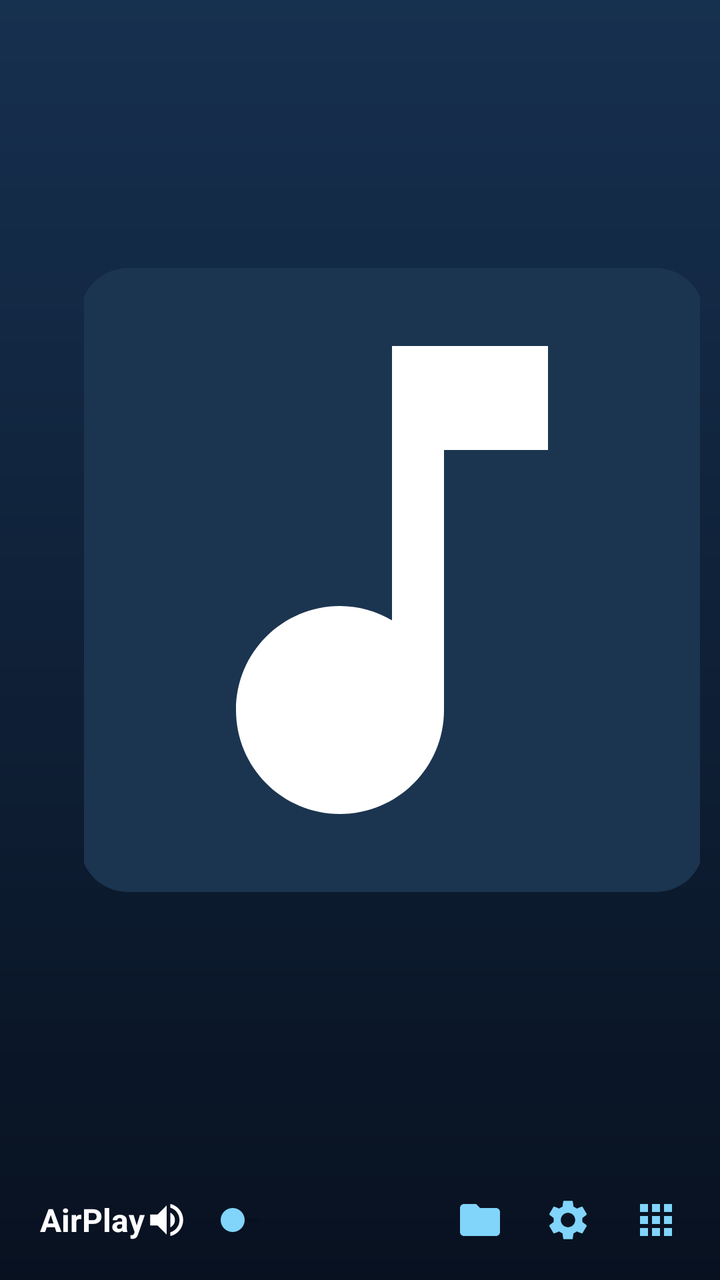
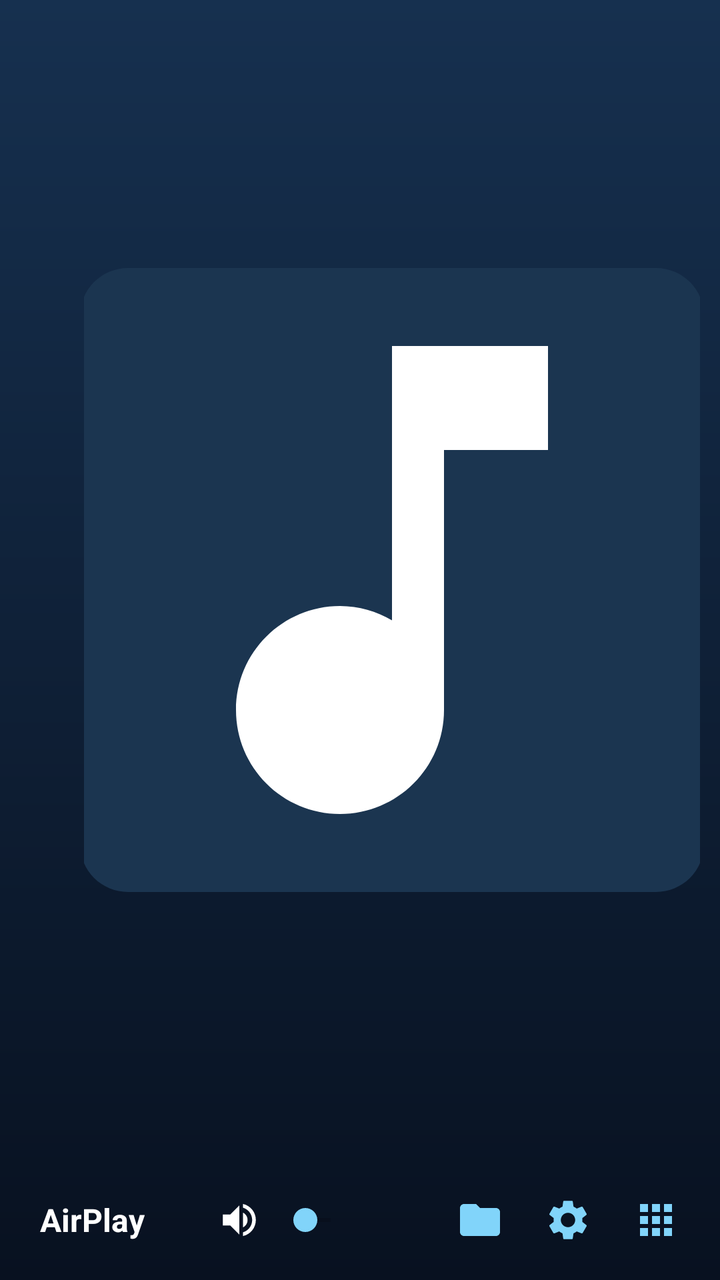

Two renders of the same Android screen: before a commit and after it. Below are the layout's source before the change and the commit's diff.
<!-- AndroidManifest.xml: application theme Theme.AirMusic -->
<!-- res/layout/activity_main.xml -->
<?xml version="1.0" encoding="utf-8"?>
<LinearLayout xmlns:android="http://schemas.android.com/apk/res/android"
    xmlns:app="http://schemas.android.com/apk/res-auto"
    xmlns:tools="http://schemas.android.com/tools"
    android:layout_width="match_parent"
    android:layout_height="match_parent"
    android:background="@drawable/bg_main_gradient"
    android:orientation="vertical"
    tools:ignore="HardcodedText">

    
    <LinearLayout
        android:layout_width="match_parent"
        android:layout_height="0dp"
        android:layout_weight="1"
        android:baselineAligned="false"
        android:orientation="horizontal">

        
        <LinearLayout
            android:id="@+id/left_panel"
            android:layout_width="wrap_content"
            android:layout_height="match_parent"
            android:gravity="center"
            android:orientation="vertical"
            android:paddingTop="18dp"
            android:paddingBottom="18dp"
            android:paddingStart="42dp"
            android:paddingEnd="10dp">

            <com.google.android.material.imageview.ShapeableImageView
                android:id="@+id/album_art"
                android:layout_width="320dp"
                android:layout_height="320dp"
                android:layout_gravity="center_horizontal"
                android:background="@drawable/bg_art_placeholder"
                android:contentDescription="@string/now_playing"
                android:padding="4dp"
                android:scaleType="centerCrop"
                app:shapeAppearanceOverlay="@style/ShapeAppearance.AirMusic.Rounded"
                app:srcCompat="@drawable/ic_music_note" />
        </LinearLayout>

        
        <LinearLayout
            android:layout_width="0dp"
            android:layout_height="match_parent"
            android:layout_weight="58"
            android:gravity="top"
            android:orientation="vertical"
            android:paddingTop="56dp"
            android:paddingStart="36dp"
            android:paddingEnd="24dp">

            <TextView
                android:id="@+id/track_title"
                android:layout_width="match_parent"
                android:layout_height="wrap_content"
                android:gravity="center"
                android:maxLines="2"
                android:text="@string/unknown_title"
                android:textColor="@color/text_primary"
                android:textSize="22sp"
                android:textStyle="bold" />

            <TextView
                android:id="@+id/track_artist"
                android:layout_width="match_parent"
                android:layout_height="wrap_content"
                android:layout_marginTop="8dp"
                android:gravity="center"
                android:maxLines="1"
                android:text="@string/unknown_artist"
                android:textColor="@color/accent"
                android:textSize="16sp" />

            <TextView
                android:id="@+id/track_album"
                android:layout_width="match_parent"
                android:layout_height="wrap_content"
                android:layout_marginTop="4dp"
                android:gravity="center"
                android:maxLines="1"
                android:text="@string/unknown_album"
                android:textColor="@color/text_secondary"
                android:textSize="14sp" />

            <TextView
                android:id="@+id/source_badge"
                android:layout_width="wrap_content"
                android:layout_height="wrap_content"
                android:layout_gravity="center_horizontal"
                android:layout_marginTop="12dp"
                android:background="@drawable/bg_chip"
                android:paddingStart="14dp"
                android:paddingTop="5dp"
                android:paddingEnd="14dp"
                android:paddingBottom="5dp"
                android:text="@string/source_idle"
                android:textColor="@color/text_primary"
                android:textSize="13sp" />

            
            <LinearLayout
                android:layout_width="match_parent"
                android:layout_height="0dp"
                android:layout_weight="1"
                android:gravity="center"
                android:orientation="vertical">

                <LinearLayout
                    android:id="@+id/seek_row"
                    android:layout_width="match_parent"
                    android:layout_height="wrap_content"
                    android:orientation="vertical">

                    <SeekBar
                        android:id="@+id/seek_bar"
                        android:layout_width="match_parent"
                        android:layout_height="wrap_content"
                        android:max="1000"
                        android:progressTint="@color/accent"
                        android:thumbTint="@color/accent" />

                    <LinearLayout
                        android:layout_width="match_parent"
                        android:layout_height="wrap_content"
                        android:orientation="horizontal">

                        <TextView
                            android:id="@+id/position_text"
                            android:layout_width="0dp"
                            android:layout_height="wrap_content"
                            android:layout_weight="1"
                            android:text="0:00"
                            android:textColor="@color/text_secondary"
                            android:textSize="12sp" />

                        <TextView
                            android:id="@+id/duration_text"
                            android:layout_width="wrap_content"
                            android:layout_height="wrap_content"
                            android:text="0:00"
                            android:textColor="@color/text_secondary"
                            android:textSize="12sp" />
                    </LinearLayout>
                </LinearLayout>

                <LinearLayout
                    android:layout_width="match_parent"
                    android:layout_height="wrap_content"
                    android:layout_marginTop="10dp"
                    android:gravity="center"
                    android:orientation="horizontal">

                    <ImageButton
                        android:id="@+id/btn_prev"
                        android:layout_width="52dp"
                        android:layout_height="52dp"
                        android:background="?attr/selectableItemBackgroundBorderless"
                        android:contentDescription="@string/previous"
                        android:src="@drawable/ic_prev"
                        android:tint="@color/text_primary" />

                    <ImageButton
                        android:id="@+id/btn_play"
                        android:layout_width="68dp"
                        android:layout_height="68dp"
                        android:layout_marginStart="18dp"
                        android:layout_marginEnd="18dp"
                        android:background="@drawable/bg_play"
                        android:contentDescription="@string/play"
                        android:padding="16dp"
                        android:src="@drawable/ic_play"
                        android:tint="@color/background" />

                    <ImageButton
                        android:id="@+id/btn_next"
                        android:layout_width="52dp"
                        android:layout_height="52dp"
                        android:background="?attr/selectableItemBackgroundBorderless"
                        android:contentDescription="@string/next"
                        android:src="@drawable/ic_next"
                        android:tint="@color/text_primary" />
                </LinearLayout>
            </LinearLayout>
        </LinearLayout>
    </LinearLayout>

    
    <LinearLayout
        android:layout_width="match_parent"
        android:layout_height="wrap_content"
        android:gravity="center_vertical"
        android:orientation="horizontal"
        android:paddingStart="20dp"
        android:paddingTop="8dp"
        android:paddingEnd="10dp"
        android:paddingBottom="8dp">

        <TextView
            android:layout_width="wrap_content"
            android:layout_height="wrap_content"
            android:text="@string/bottom_bar_title"
            android:textColor="@color/text_primary"
            android:textSize="16sp"
            android:textStyle="bold" />

        <LinearLayout
            android:layout_width="0dp"
            android:layout_height="wrap_content"
            android:layout_weight="1"
            android:gravity="center"
            android:orientation="horizontal">

            <LinearLayout
                android:layout_width="0dp"
                android:layout_height="wrap_content"
                android:layout_weight="0.5"
                android:gravity="center">

                <ImageView
                    android:id="@+id/volume_icon"
                    android:layout_width="22dp"
                    android:layout_height="22dp"
                    android:contentDescription="@string/volume"
                    android:src="@drawable/ic_volume"
                    android:tint="@color/text_primary" />

                <SeekBar
                    android:id="@+id/volume_seek"
                    android:layout_width="0dp"
                    android:layout_height="wrap_content"
                    android:layout_marginStart="6dp"
                    android:layout_weight="1"
                    android:max="100"
                    android:progressTint="@color/accent"
                    android:thumbTint="@color/accent" />
            </LinearLayout>

            <Space
                android:layout_width="0dp"
                android:layout_height="1dp"
                android:layout_weight="0.5" />
        </LinearLayout>

        <ImageButton
            android:id="@+id/btn_library"
            android:layout_width="44dp"
            android:layout_height="44dp"
            android:background="?attr/selectableItemBackgroundBorderless"
            android:contentDescription="@string/library"
            android:src="@drawable/ic_folder"
            android:tint="@color/accent" />

        <ImageButton
            android:id="@+id/btn_settings"
            android:layout_width="44dp"
            android:layout_height="44dp"
            android:background="?attr/selectableItemBackgroundBorderless"
            android:contentDescription="@string/settings"
            android:src="@drawable/ic_settings"
            android:tint="@color/accent" />

        <ImageButton
            android:id="@+id/btn_apps"
            android:layout_width="44dp"
            android:layout_height="44dp"
            android:background="?attr/selectableItemBackgroundBorderless"
            android:contentDescription="@string/apps"
            android:src="@drawable/ic_apps"
            android:tint="@color/accent" />
    </LinearLayout>
</LinearLayout>
<!-- resources referenced by this layout -->
<resources>
  <color name="accent">#81D4FA</color>
  <color name="background">#0A1428</color>
  <color name="text_primary">#FFFFFF</color>
  <color name="text_secondary">#A8C3E0</color>
  <!-- drawable bg_art_placeholder (drawable) -->
  <?xml version="1.0" encoding="utf-8"?>
  <shape xmlns:android="http://schemas.android.com/apk/res/android"
      android:shape="rectangle">
      <solid android:color="@color/surface_light" />
      <corners android:radius="24dp" />
      <stroke
          android:width="1dp"
          android:color="#334FC3F7" />
  </shape>
  <!-- drawable bg_chip (drawable) -->
  <?xml version="1.0" encoding="utf-8"?>
  <shape xmlns:android="http://schemas.android.com/apk/res/android"
      android:shape="rectangle">
      <solid android:color="#334FC3F7" />
      <corners android:radius="16dp" />
      <stroke
          android:width="1dp"
          android:color="#664FC3F7" />
  </shape>
  <!-- drawable bg_main_gradient (drawable) -->
  <?xml version="1.0" encoding="utf-8"?>
  <shape xmlns:android="http://schemas.android.com/apk/res/android"
      android:shape="rectangle">
      <gradient
          android:angle="270"
          android:endColor="@color/gradient_end"
          android:startColor="@color/gradient_start" />
  </shape>
  <!-- drawable bg_play (drawable) -->
  <?xml version="1.0" encoding="utf-8"?>
  <shape xmlns:android="http://schemas.android.com/apk/res/android"
      android:shape="oval">
      <solid android:color="@color/primary" />
  </shape>
  <!-- drawable ic_music_note (drawable) -->
  <?xml version="1.0" encoding="utf-8"?>
  <vector xmlns:android="http://schemas.android.com/apk/res/android"
      android:width="24dp"
      android:height="24dp"
      android:viewportWidth="24"
      android:viewportHeight="24">
      <path
          android:fillColor="#FFFFFFFF"
          android:pathData="M12,3v10.55c-0.59,-0.34 -1.27,-0.55 -2,-0.55 -2.21,0 -4,1.79 -4,4s1.79,4 4,4 4,-1.79 4,-4V7h4V3h-6z" />
  </vector>
  <!-- drawable ic_next (drawable) -->
  <?xml version="1.0" encoding="utf-8"?>
  <vector xmlns:android="http://schemas.android.com/apk/res/android"
      android:width="24dp"
      android:height="24dp"
      android:viewportWidth="24"
      android:viewportHeight="24">
      <path
          android:fillColor="#FFFFFFFF"
          android:pathData="M16,6h2v12h-2zM6,18l8.5,-6L6,6z" />
  </vector>
  <!-- drawable ic_play (drawable) -->
  <?xml version="1.0" encoding="utf-8"?>
  <vector xmlns:android="http://schemas.android.com/apk/res/android"
      android:width="24dp"
      android:height="24dp"
      android:viewportWidth="24"
      android:viewportHeight="24">
      <path
          android:fillColor="#FFFFFFFF"
          android:pathData="M8,5v14l11,-7z" />
  </vector>
  <!-- drawable ic_prev (drawable) -->
  <?xml version="1.0" encoding="utf-8"?>
  <vector xmlns:android="http://schemas.android.com/apk/res/android"
      android:width="24dp"
      android:height="24dp"
      android:viewportWidth="24"
      android:viewportHeight="24">
      <path
          android:fillColor="#FFFFFFFF"
          android:pathData="M6,6h2v12L6,18zM9.5,12l8.5,6L18,6z" />
  </vector>
  <string name="apps">应用</string>
  <string name="bottom_bar_title">AirPlay</string>
  <string name="library">曲库</string>
  <string name="next">下一首</string>
  <string name="now_playing">正在播放</string>
  <string name="play">播放</string>
  <string name="previous">上一首</string>
  <string name="settings">设置</string>
  <string name="source_idle">未在播放</string>
  <string name="unknown_album">未知专辑</string>
  <string name="unknown_artist">未知歌手</string>
  <string name="unknown_title">未知歌曲</string>
  <string name="volume">音量</string>
  <style name="ShapeAppearance.AirMusic.Rounded" parent="">
          <item name="cornerFamily">rounded</item>
          <item name="cornerSize">24dp</item>
      </style>
  <color name="surface_light">#1B3550</color>
  <color name="gradient_end">#081120</color>
  <color name="gradient_start">#16304F</color>
  <color name="primary">#4FC3F7</color>
  <color name="primary_dark">#0288D1</color>
  <color name="surface">#12233D</color>
  <!-- unchanged entries left out for length: 5 -->
</resources>

<!-- the commit's change to res/layout/activity_main.xml (unified diff, before → after) -->
@@ -213,6 +213,11 @@
             android:gravity="center"
             android:orientation="horizontal">
 
+            <Space
+                android:layout_width="0dp"
+                android:layout_height="1dp"
+                android:layout_weight="0.25" />
+
             <LinearLayout
                 android:layout_width="0dp"
                 android:layout_height="wrap_content"
@@ -241,7 +246,7 @@
             <Space
                 android:layout_width="0dp"
                 android:layout_height="1dp"
-                android:layout_weight="0.5" />
+                android:layout_weight="0.25" />
         </LinearLayout>
 
         <ImageButton
